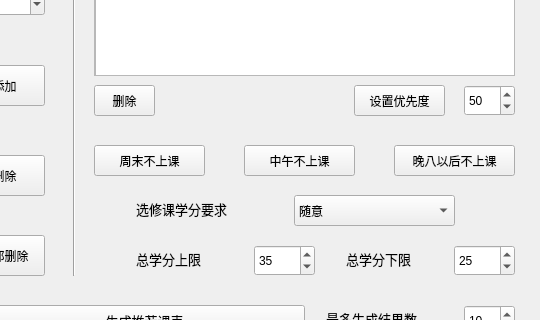
The window that NKUCH/nkuch.ui (Ching-Yee-Chan/NKUCH) describes before a commit, drawn with Qt 5; both pictures show x 386 to 926 and y 415 to 735 of the 926 by 825 pixel window.
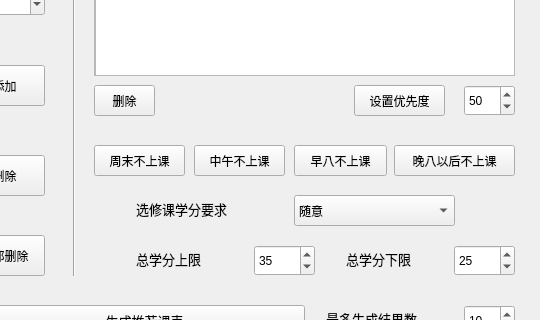
The same window after the commit.

```diff
--- a/NKUCH/nkuch.ui
+++ b/NKUCH/nkuch.ui
@@ -1313,7 +1313,7 @@
     <rect>
      <x>480</x>
      <y>560</y>
-     <width>111</width>
+     <width>91</width>
      <height>31</height>
     </rect>
    </property>
@@ -1336,9 +1336,9 @@
   <widget class="QPushButton" name="exceptionNoon">
    <property name="geometry">
     <rect>
-     <x>630</x>
+     <x>580</x>
      <y>560</y>
-     <width>111</width>
+     <width>91</width>
      <height>31</height>
     </rect>
    </property>
@@ -1710,6 +1710,19 @@
 &lt;p style=&quot; margin-top:0px; margin-bottom:0px; margin-left:0px; margin-right:0px; -qt-block-indent:0; text-indent:0px;&quot;&gt;如果优先度设置为100，该项将最先被考虑；如果优先度设置为0，那么该项将在生成课表时直接被忽略。&lt;/p&gt;&lt;/body&gt;&lt;/html&gt;</string>
    </property>
   </widget>
+  <widget class="QPushButton" name="exceptionMorning">
+   <property name="geometry">
+    <rect>
+     <x>680</x>
+     <y>560</y>
+     <width>93</width>
+     <height>31</height>
+    </rect>
+   </property>
+   <property name="text">
+    <string>早八不上课</string>
+   </property>
+  </widget>
  </widget>
  <resources/>
  <connections/>
```
